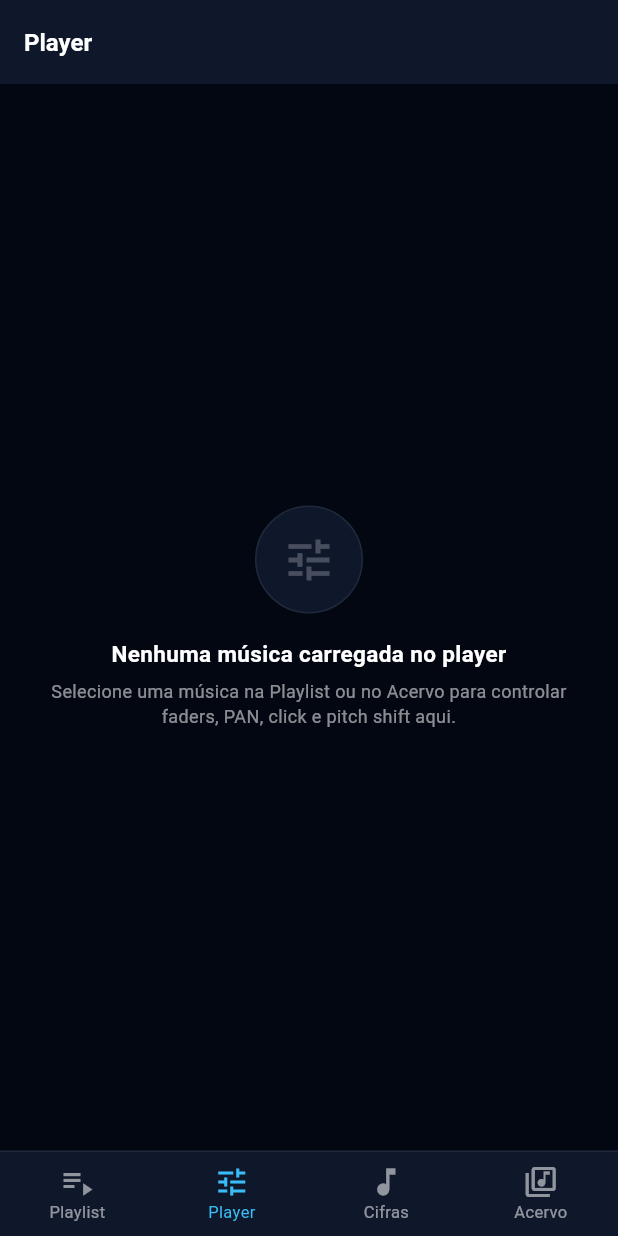
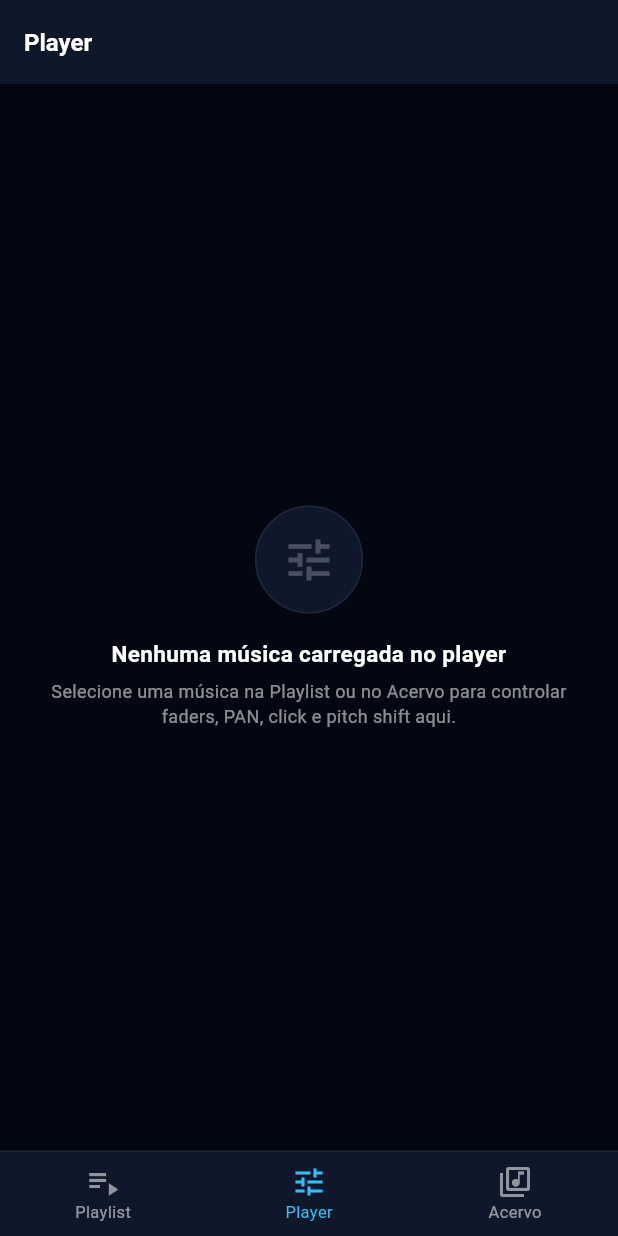
Before and after one commit to chronus07/realtrack, a Flutter app: the screen it shows after launch, after a tap on "Abrir no Player de Palco ➔", on a phone screen of 412 x 824 dp. Run offline on Flutter 3.47's test engine with Material 3 defaults, Android fonts, the phone set to English and light mode, and no system bars; our stand-ins replace file_picker, supabase_flutter, wakelock_plus; missing offline and left inert: flutter_soloud; accounts and stored records are empty.

Commit message:
feat: remove Cifras tab and disable update prompt on mobile (v1.0.25+26)

```diff
--- a/lib/main.dart
+++ b/lib/main.dart
@@ -8,9 +8,7 @@ import 'theme/app_theme.dart';
 import 'screens/setlist_screen.dart';
 import 'screens/library_screen.dart';
 import 'screens/mixer_screen.dart';
-import 'screens/chords_screen.dart';
 import 'screens/upload_screen.dart';
-import 'services/update_service.dart';
 
 void main() async {
   WidgetsFlutterBinding.ensureInitialized();
@@ -64,15 +62,12 @@ class MainNavigationShell extends StatefulWidget {
 }
 
 class _MainNavigationShellState extends State<MainNavigationShell> with WidgetsBindingObserver {
-  int _currentIndex = 0; // Inicia na tela de Playlists
+  int _currentIndex = 0; // Inicia na tela de Playlist
 
   @override
   void initState() {
     super.initState();
     WidgetsBinding.instance.addObserver(this);
-    WidgetsBinding.instance.addPostFrameCallback((_) {
-      _checkAppUpdates();
-    });
   }
 
   @override
@@ -89,16 +84,6 @@ class _MainNavigationShellState extends State<MainNavigationShell> with WidgetsB
     }
   }
 
-  Future<void> _checkAppUpdates() async {
-    // Na Web, o usuário simplesmente recarrega com F5. O aviso de download de APK só é exibido no app Android instalado.
-    if (kIsWeb) return;
-
-    final updateInfo = await UpdateService.checkForUpdate();
-    if (updateInfo != null && updateInfo.hasUpdate && mounted) {
-      UpdateService.showUpdateDialog(context, updateInfo);
-    }
-  }
-
   void _switchTab(int index) {
     setState(() {
       _currentIndex = index;
@@ -112,9 +97,6 @@ class _MainNavigationShellState extends State<MainNavigationShell> with WidgetsB
         onOpenMixer: () => _switchTab(1),
       ),
       const MixerScreen(),
-      ChordsScreen(
-        onOpenMixer: () => _switchTab(1),
-      ),
       LibraryScreen(
         onOpenMixer: () => _switchTab(1),
         onNavigateToUpload: () {
@@ -161,10 +143,6 @@ class _MainNavigationShellState extends State<MainNavigationShell> with WidgetsB
               label: 'Player',
             ),
             BottomNavigationBarItem(
-              icon: Icon(Icons.music_note),
-              label: 'Cifras',
-            ),
-            BottomNavigationBarItem(
               icon: Icon(Icons.library_music_outlined),
               label: 'Acervo',
             ),
--- a/lib/services/update_service.dart
+++ b/lib/services/update_service.dart
@@ -26,64 +26,9 @@ class UpdateService {
   static const String defaultDownloadUrl =
       'https://github.com/chronus07/realtrack/releases/download/latest/app-release.apk';
 
-  /// Verifica se há uma versão mais recente
+  /// Verificação de atualização desativada a pedido do usuário
   static Future<AppUpdateInfo?> checkForUpdate() async {
-    // Na Web, o usuário atualiza a página simplesmente dando F5. Desabilita verificação e download de APK.
-    if (kIsWeb) return null;
-
-    try {
-      // 1. Tenta buscar da tabela app_config no Supabase
-      if (AppConfig.isConfigured) {
-        try {
-          final client = SupabaseService.client;
-          final res = await client.from('app_config').select('*');
-          if (res.isNotEmpty) {
-            String latestVersion = currentVersion;
-            String downloadUrl = defaultDownloadUrl;
-            String changelog = 'Melhorias de sincronização do acervo e novidades no app.';
-
-            for (var row in res) {
-              if (row['key'] == 'latest_version') latestVersion = row['value'];
-              if (row['key'] == 'apk_download_url') downloadUrl = row['value'];
-              if (row['key'] == 'release_notes') changelog = row['value'];
-            }
-
-            final bool hasUpdate = _isVersionNewer(latestVersion, currentVersion);
-            return AppUpdateInfo(
-              latestVersion: latestVersion,
-              downloadUrl: downloadUrl,
-              changelog: changelog,
-              hasUpdate: hasUpdate,
-            );
-          }
-        } catch (_) {
-          // Continua para o fallback do GitHub Releases
-        }
-      }
-
-      // 2. Fallback: Checa a API de Releases do GitHub
-      final ghRes = await http.get(
-        Uri.parse('https://api.github.com/repos/chronus07/realtrack/releases/latest'),
-        headers: {'Accept': 'application/vnd.github.v3+json'},
-      );
-
-      if (ghRes.statusCode == 200) {
-        final data = jsonDecode(ghRes.body);
-        final tagName = data['tag_name'] ?? '1.0.1';
-        final cleanTag = tagName.replaceAll(RegExp(r'[^0-9.]'), '');
-        final body = data['body'] ?? 'Novas melhorias e correções.';
-        final hasUpdate = _isVersionNewer(cleanTag, currentVersion);
-
-        return AppUpdateInfo(
-          latestVersion: cleanTag,
-          downloadUrl: defaultDownloadUrl,
-          changelog: body,
-          hasUpdate: hasUpdate,
-        );
-      }
-    } catch (e) {
-      debugPrint('Erro ao verificar atualizações: $e');
-    }
+    // Verificação de atualização desativada a pedido do usuário
     return null;
   }
 
--- a/pubspec.yaml
+++ b/pubspec.yaml
@@ -1,7 +1,7 @@
 name: realtracks
 description: "RealTracks - Disparador de Multitracks e Gestor de Repertório para Bandas"
 publish_to: "none"
-version: 1.0.24+25
+version: 1.0.25+26
 
 environment:
   sdk: ">=3.0.0 <4.0.0"
```
Also changed, not shown: lib/screens/upload_screen.dart (+0 -21 lines), lib/services/audio_engine.dart (+0 -18 lines).
